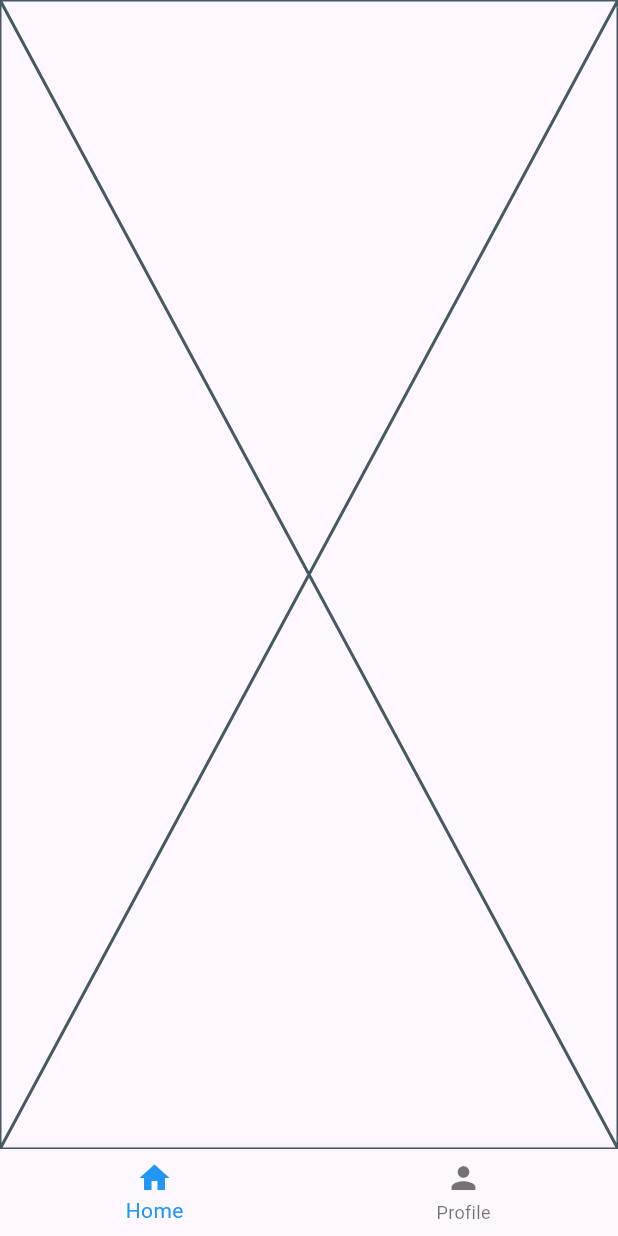
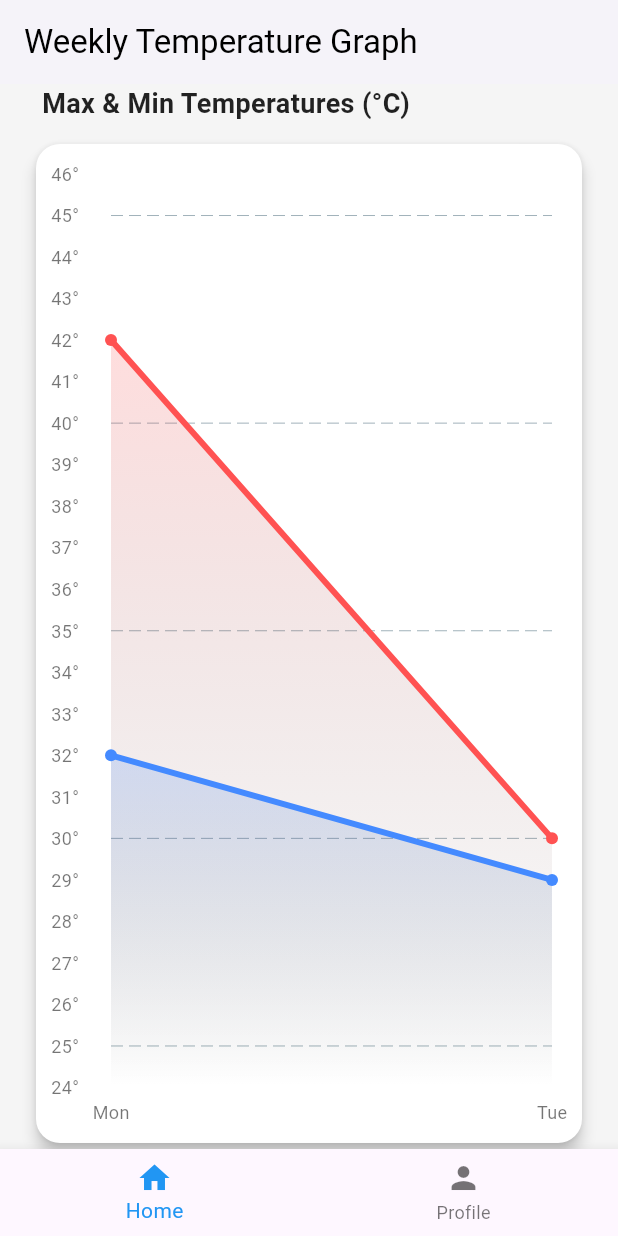
Before and after one commit to Sachin-Advait/sundial, a Flutter app: the screen it shows after launch, on a phone screen of 412 x 824 dp. Run offline on Flutter 3.47's test engine with Material 3 defaults, Android fonts, the phone set to English and light mode, and no system bars; drawn by our look-alikes of fl_chart; our stand-ins replace flutter_easyloading, flutter_screenutil, get_it, lottie.

Commit message:
Created UI for Graph and no data.

```diff
--- /dev/null
+++ b/lib/modules/home/components/no_data_available_view.dart
@@ -0,0 +1,62 @@
+import 'package:flutter/material.dart';
+
+class NoDataAvailableView extends StatelessWidget {
+  final VoidCallback onRetry;
+
+  const NoDataAvailableView({super.key, required this.onRetry});
+
+  @override
+  Widget build(BuildContext context) {
+    return Center(
+      child: Column(
+        mainAxisSize: MainAxisSize.min,
+        children: [
+          // Icon
+          const Icon(
+            Icons.insert_chart_outlined,
+            size: 60,
+            color: Colors.blueGrey,
+          ),
+
+          const SizedBox(height: 12),
+
+          // Main Text
+          const Text(
+            'No Data Available',
+            style: TextStyle(
+              fontSize: 18,
+              fontWeight: FontWeight.w600,
+              color: Colors.black54,
+            ),
+          ),
+
+          const SizedBox(height: 6),
+
+          // Subtext
+          const Text(
+            'Try checking again later.',
+            style: TextStyle(fontSize: 14, color: Colors.grey),
+          ),
+
+          const SizedBox(height: 20),
+
+          // Retry Button
+          ElevatedButton(
+            onPressed: onRetry,
+            style: ElevatedButton.styleFrom(
+              backgroundColor: Colors.blueAccent,
+              padding: const EdgeInsets.symmetric(horizontal: 24, vertical: 12),
+              shape: RoundedRectangleBorder(
+                borderRadius: BorderRadius.circular(30),
+              ),
+            ),
+            child: const Text(
+              "Retry",
+              style: TextStyle(fontSize: 16, color: Colors.white),
+            ),
+          ),
+        ],
+      ),
+    );
+  }
+}
--- /dev/null
+++ b/lib/modules/home/components/temprature_chart_view.dart
@@ -0,0 +1,213 @@
+import 'package:intl/intl.dart';
+import 'package:flutter/material.dart';
+import 'package:fl_chart/fl_chart.dart';
+
+class TemperatureChartView extends StatelessWidget {
+  const TemperatureChartView({
+    super.key,
+    required this.tempratureData,
+    required this.allDaysMaxTemp,
+    required this.allDaysMinTemp,
+  });
+
+  final List<TempratureModel> tempratureData;
+  final double allDaysMaxTemp, allDaysMinTemp;
+
+  List<FlSpot> _getMaxTempSpots() {
+    return List.generate(
+      tempratureData.length,
+      (i) => FlSpot(i.toDouble(), tempratureData[i].maxTemp),
+    );
+  }
+
+  List<FlSpot> _getMinTempSpots() {
+    return List.generate(
+      tempratureData.length,
+      (i) => FlSpot(i.toDouble(), tempratureData[i].minTemp),
+    );
+  }
+
+  @override
+  Widget build(BuildContext context) {
+    return Scaffold(
+      backgroundColor: Colors.grey[100],
+      appBar: AppBar(
+        title: const Text("Weekly Temperature Graph"),
+        backgroundColor: Colors.white,
+        elevation: 2,
+        foregroundColor: Colors.black,
+        automaticallyImplyLeading: false,
+      ),
+      body: Padding(
+        padding: const EdgeInsets.symmetric(horizontal: 20),
+        child: Column(
+          crossAxisAlignment: CrossAxisAlignment.start,
+          children: [
+            const Padding(
+              padding: EdgeInsets.only(left: 8),
+              child: Text(
+                "Max & Min Temperatures (°C)",
+                style: TextStyle(
+                  fontSize: 18,
+                  fontWeight: FontWeight.w600,
+                  color: Colors.black87,
+                ),
+              ),
+            ),
+            const SizedBox(height: 10),
+
+            // Graph Card
+            Expanded(
+              child: Card(
+                elevation: 4,
+                shape: RoundedRectangleBorder(
+                  borderRadius: BorderRadius.circular(16),
+                ),
+                color: Colors.white,
+                child: Padding(
+                  padding: const EdgeInsets.fromLTRB(10, 20, 20, 15),
+                  child: LineChart(
+                    LineChartData(
+                      gridData: FlGridData(
+                        show: true,
+                        drawVerticalLine: false,
+                        horizontalInterval: 5,
+                      ),
+                      titlesData: FlTitlesData(
+                        leftTitles: AxisTitles(
+                          sideTitles: SideTitles(
+                            showTitles: true,
+                            reservedSize: 40,
+                            getTitlesWidget:
+                                (value, meta) => Text(
+                                  "${value.toInt()}°",
+                                  style: const TextStyle(
+                                    color: Colors.black54,
+                                    fontSize: 12,
+                                  ),
+                                ),
+                          ),
+                        ),
+                        bottomTitles: AxisTitles(
+                          sideTitles: SideTitles(
+                            showTitles: true,
+                            getTitlesWidget: (value, meta) {
+                              return Padding(
+                                padding: const EdgeInsets.only(top: 8.0),
+                                child: Text(
+                                  DateFormat.E().format(
+                                    tempratureData[value.toInt()].dateTime,
+                                  ),
+                                  style: const TextStyle(
+                                    color: Colors.black54,
+                                    fontSize: 12,
+                                  ),
+                                ),
+                              );
+                            },
+                            interval: 1,
+                          ),
+                        ),
+                        rightTitles: AxisTitles(
+                          sideTitles: SideTitles(showTitles: false),
+                        ),
+                        topTitles: AxisTitles(
+                          sideTitles: SideTitles(showTitles: false),
+                        ),
+                      ),
+                      borderData: FlBorderData(show: false),
+                      minX: 0,
+                      maxX: tempratureData.length.toDouble() - 1,
+                      minY:
+                          allDaysMinTemp % 2 == 0
+                              ? allDaysMinTemp - 4
+                              : allDaysMinTemp - 5,
+                      maxY:
+                          allDaysMaxTemp % 2 == 0
+                              ? allDaysMaxTemp + 4
+                              : allDaysMaxTemp + 5,
+
+                      // Line Touch Data Tooltip.
+                      lineTouchData: LineTouchData(
+                        touchTooltipData: LineTouchTooltipData(
+                          getTooltipItems: (touchedSpots) {
+                            return touchedSpots.map((spot) {
+                              bool isMaxTemp = spot.barIndex == 0;
+                              return LineTooltipItem(
+                                "${isMaxTemp ? "Max" : "Min"}: ${spot.y}°C",
+                                const TextStyle(
+                                  color: Colors.white,
+                                  fontSize: 15,
+                                ),
+                              );
+                            }).toList();
+                          },
+                        ),
+                      ),
+
+                      lineBarsData: [
+                        // Max Temperature Line
+                        LineChartBarData(
+                          spots: _getMaxTempSpots(),
+                          isCurved: true,
+                          color: Colors.redAccent,
+                          barWidth: 4,
+                          isStrokeCapRound: true,
+                          belowBarData: BarAreaData(
+                            show: true,
+                            gradient: LinearGradient(
+                              colors: [
+                                Colors.redAccent.withAlpha(50),
+                                Colors.transparent,
+                              ],
+                              begin: Alignment.topCenter,
+                              end: Alignment.bottomCenter,
+                            ),
+                          ),
+                          dotData: FlDotData(show: true),
+                        ),
+
+                        // Min Temperature Line
+                        LineChartBarData(
+                          spots: _getMinTempSpots(),
+                          isCurved: true,
+                          color: Colors.blueAccent,
+                          barWidth: 4,
+                          isStrokeCapRound: true,
+                          belowBarData: BarAreaData(
+                            show: true,
+                            gradient: LinearGradient(
+                              colors: [
+                                Colors.blueAccent.withAlpha(50),
+                                Colors.transparent,
+                              ],
+                              begin: Alignment.topCenter,
+                              end: Alignment.bottomCenter,
+                            ),
+                          ),
+                          dotData: FlDotData(show: true),
+                        ),
+                      ],
+                    ),
+                  ),
+                ),
+              ),
+            ),
+          ],
+        ),
+      ),
+    );
+  }
+}
+
+class TempratureModel {
+  final DateTime dateTime;
+  final double maxTemp;
+  final double minTemp;
+
+  TempratureModel({
+    required this.dateTime,
+    required this.maxTemp,
+    required this.minTemp,
+  });
+}
--- a/lib/modules/home/home_view.dart
+++ b/lib/modules/home/home_view.dart
@@ -1,10 +1,29 @@
 import 'package:flutter/material.dart';
+import 'components/temprature_chart_view.dart';
 
 class HomeView extends StatelessWidget {
   const HomeView({super.key});
 
+  void onRetry() {}
+
   @override
   Widget build(BuildContext context) {
-    return const Placeholder();
+    return TemperatureChartView(
+      allDaysMaxTemp: 42,
+      allDaysMinTemp: 28,
+      tempratureData: [
+        TempratureModel(
+          dateTime: DateTime.parse("2025-03-17"),
+          maxTemp: 42,
+          minTemp: 32,
+        ),
+        TempratureModel(
+          dateTime: DateTime.parse("2025-03-18"),
+          maxTemp: 30,
+          minTemp: 29,
+        ),
+      ],
+    );
+    //  NoDataAvailableView(onRetry: onRetry);
   }
 }
--- a/pubspec.yaml
+++ b/pubspec.yaml
@@ -1,6 +1,6 @@
 name: sundial
 description: "A Flutter project."
-publish_to: 'none'
+publish_to: "none"
 version: 1.0.0+1
 
 environment:
@@ -15,6 +15,8 @@ dependencies:
   provider: ^6.1.2
   get_it: ^8.0.3
   lottie: ^3.3.1
+  fl_chart: ^0.70.2
+  intl: ^0.20.2
 
 dev_dependencies:
   flutter_test:
```
Also changed, not shown: pubspec.lock.
